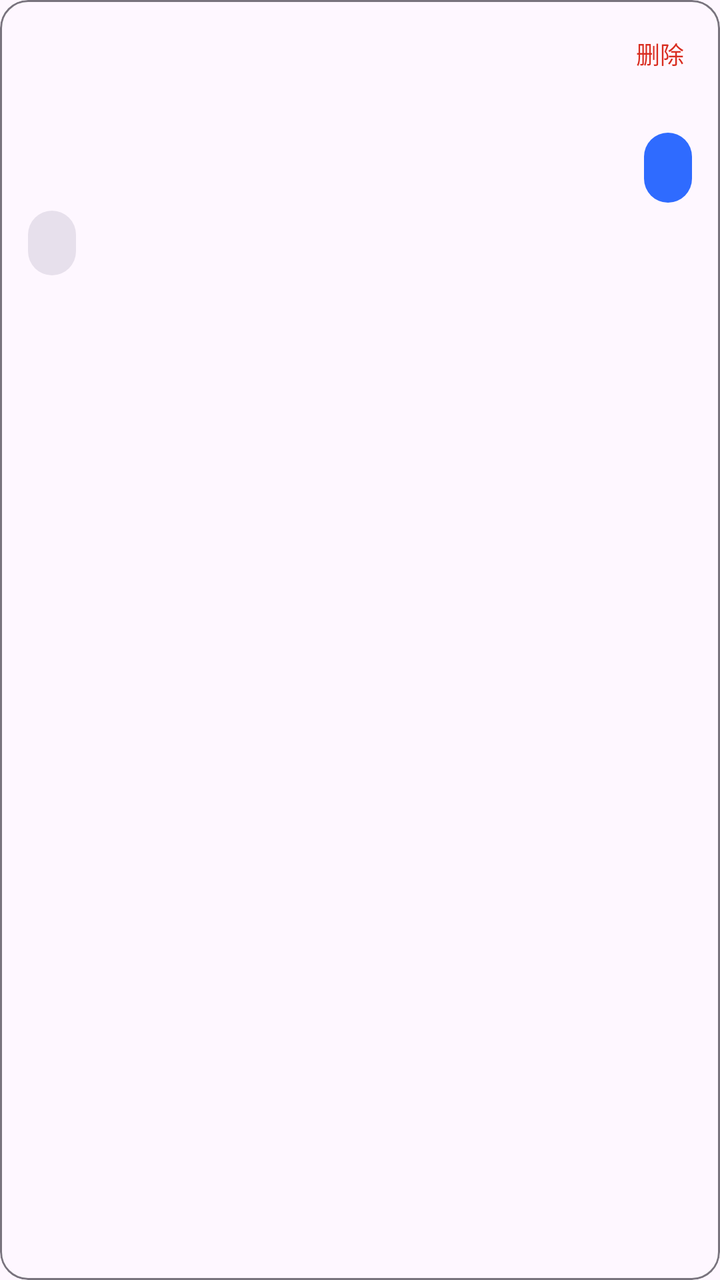
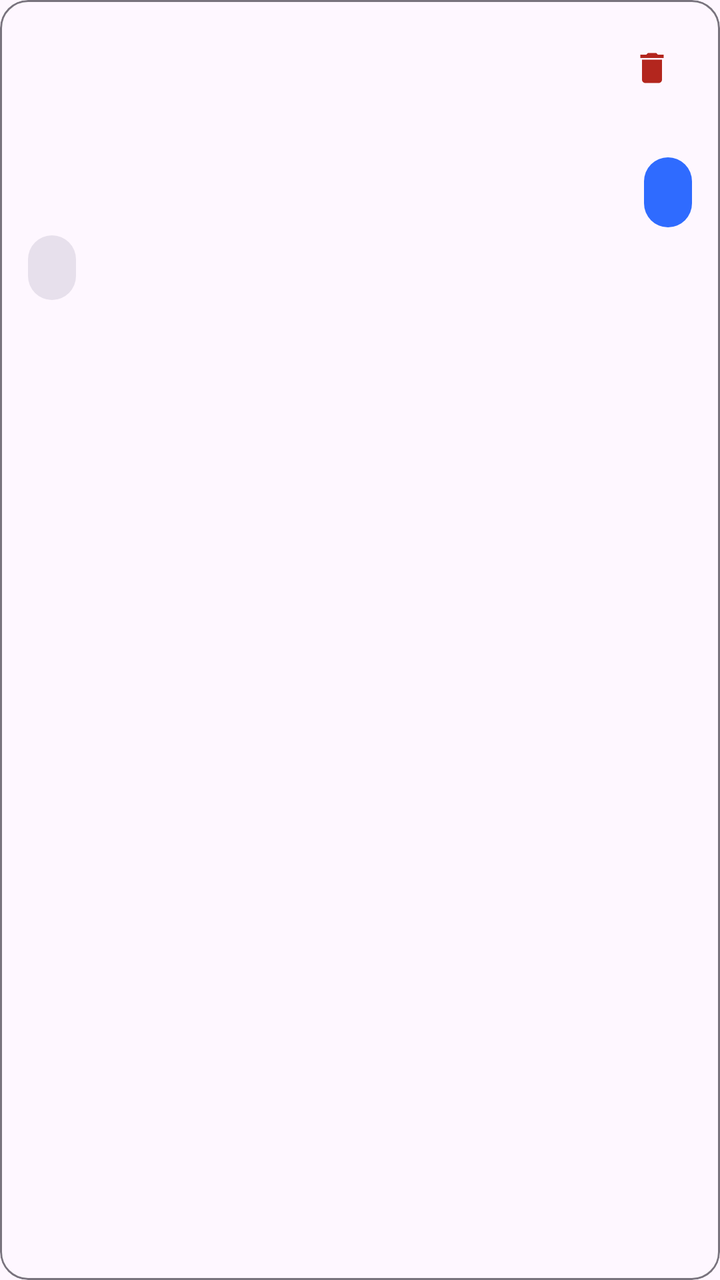

The first picture is an Android layout as it rendered before a commit; the second is the same layout after the commit. The layout source and the unified diff follow.
<!-- AndroidManifest.xml: application theme Theme.ScreenMemory -->
<!-- res/layout/item_history.xml -->
<?xml version="1.0" encoding="utf-8"?>
<com.google.android.material.card.MaterialCardView xmlns:android="http://schemas.android.com/apk/res/android"
    xmlns:app="http://schemas.android.com/apk/res-auto"
    android:layout_width="match_parent"
    android:layout_height="wrap_content"
    android:layout_marginTop="8dp"
    android:layout_marginBottom="16dp"
    android:clickable="true"
    android:focusable="true"
    android:foreground="?attr/selectableItemBackground"
    app:cardCornerRadius="14dp"
    app:cardElevation="0dp"
    app:strokeColor="?attr/colorOutline"
    app:strokeWidth="1dp">

    <LinearLayout
        android:layout_width="match_parent"
        android:layout_height="wrap_content"
        android:orientation="vertical"
        android:padding="14dp">

        <LinearLayout
            android:layout_width="match_parent"
            android:layout_height="wrap_content"
            android:gravity="center_vertical"
            android:orientation="horizontal">

            <TextView
                android:id="@+id/tvItemTitle"
                android:layout_width="0dp"
                android:layout_height="wrap_content"
                android:layout_weight="1"
                android:ellipsize="end"
                android:maxLines="1"
                android:textColor="?android:attr/textColorPrimary"
                android:textSize="16sp"
                android:textStyle="bold" />

            <TextView
                android:id="@+id/tvItemDelete"
                android:layout_width="wrap_content"
                android:layout_height="wrap_content"
                android:layout_marginStart="10dp"
                android:background="?attr/selectableItemBackgroundBorderless"
                android:clickable="true"
                android:contentDescription="删除这段对话"
                android:focusable="true"
                android:paddingStart="8dp"
                android:paddingTop="4dp"
                android:paddingEnd="4dp"
                android:paddingBottom="6dp"
                android:text="删除"
                android:textColor="#D92D20"
                android:textSize="12sp" />
        </LinearLayout>

        <TextView
            android:id="@+id/tvItemMeta"
            android:layout_width="match_parent"
            android:layout_height="wrap_content"
            android:layout_marginTop="4dp"
            android:textColor="?android:attr/textColorSecondary"
            android:textSize="11sp" />

        <LinearLayout
            android:layout_width="match_parent"
            android:layout_height="wrap_content"
            android:layout_marginTop="6dp"
            android:gravity="end"
            android:orientation="horizontal">

            <TextView
                android:id="@+id/tvItemQuestion"
                android:layout_width="wrap_content"
                android:layout_height="wrap_content"
                android:background="@drawable/bg_chat_user"
                android:ellipsize="end"
                android:maxLines="2"
                android:maxWidth="286dp"
                android:paddingStart="12dp"
                android:paddingTop="8dp"
                android:paddingEnd="12dp"
                android:paddingBottom="8dp"
                android:textColor="?attr/colorOnPrimary"
                android:textSize="14sp" />
        </LinearLayout>

        <LinearLayout
            android:layout_width="match_parent"
            android:layout_height="wrap_content"
            android:layout_marginTop="4dp"
            android:gravity="start"
            android:orientation="horizontal">

            <TextView
                android:id="@+id/tvItemAnswer"
                android:layout_width="wrap_content"
                android:layout_height="wrap_content"
                android:background="@drawable/bg_chat_ai"
                android:ellipsize="end"
                android:lineSpacingExtra="2dp"
                android:maxLines="2"
                android:maxWidth="286dp"
                android:paddingStart="12dp"
                android:paddingTop="8dp"
                android:paddingEnd="12dp"
                android:paddingBottom="8dp"
                android:textColor="?android:attr/textColorPrimary"
                android:textSize="12sp" />
        </LinearLayout>
    </LinearLayout>
</com.google.android.material.card.MaterialCardView>
<!-- resources referenced by this layout -->
<resources>
  <!-- drawable bg_chat_ai (drawable) -->
  <?xml version="1.0" encoding="utf-8"?>
  <shape xmlns:android="http://schemas.android.com/apk/res/android"
      android:shape="rectangle">
      <solid android:color="?attr/colorSurfaceVariant" />
      <corners android:radius="18dp" />
  </shape>
  <!-- drawable bg_chat_user (drawable) -->
  <?xml version="1.0" encoding="utf-8"?>
  <shape xmlns:android="http://schemas.android.com/apk/res/android"
      android:shape="rectangle">
      <solid android:color="?attr/colorPrimary" />
      <corners android:radius="18dp" />
  </shape>
  <style name="Theme.ScreenMemory" parent="Theme.Material3.DayNight.NoActionBar">
          <item name="colorPrimary">#FF2F6BFF</item>
          <item name="colorOnPrimary">#FFFFFFFF</item>
          <item name="colorPrimaryContainer">#FFE8EFFF</item>
          <item name="colorOnPrimaryContainer">#FF12131A</item>
          <item name="android:statusBarColor">@android:color/transparent</item>
          <item name="android:windowLightStatusBar">true</item>
      </style>
</resources>

<!-- the commit's change to res/layout/item_history.xml (unified diff, before → after) -->
@@ -36,22 +36,19 @@
                 android:textSize="16sp"
                 android:textStyle="bold" />
 
-            <TextView
-                android:id="@+id/tvItemDelete"
-                android:layout_width="wrap_content"
-                android:layout_height="wrap_content"
-                android:layout_marginStart="10dp"
+            <ImageView
+                android:id="@+id/ivItemDelete"
+                android:layout_width="40dp"
+                android:layout_height="40dp"
+                android:layout_marginStart="4dp"
                 android:background="?attr/selectableItemBackgroundBorderless"
                 android:clickable="true"
                 android:contentDescription="删除这段对话"
                 android:focusable="true"
-                android:paddingStart="8dp"
-                android:paddingTop="4dp"
-                android:paddingEnd="4dp"
-                android:paddingBottom="6dp"
-                android:text="删除"
-                android:textColor="#D92D20"
-                android:textSize="12sp" />
+                android:padding="10dp"
+                android:scaleType="centerInside"
+                android:src="@drawable/ic_delete"
+                app:tint="?attr/colorError" />
         </LinearLayout>
 
         <TextView
<!-- resource entries referenced after the edit -->
@@ -14,6 +14,17 @@
       <solid android:color="?attr/colorPrimary" />
       <corners android:radius="18dp" />
   </shape>
+  <!-- drawable ic_delete (drawable) -->
+  <?xml version="1.0" encoding="utf-8"?>
+  <vector xmlns:android="http://schemas.android.com/apk/res/android"
+      android:width="24dp"
+      android:height="24dp"
+      android:viewportWidth="24"
+      android:viewportHeight="24">
+      <path
+          android:fillColor="#FFFFFFFF"
+          android:pathData="M6,19c0,1.1 0.9,2 2,2h8c1.1,0 2,-0.9 2,-2V7H6v12zM19,4h-3.5l-1,-1h-5l-1,1H5v2h14V4z" />
+  </vector>
   <style name="Theme.ScreenMemory" parent="Theme.Material3.DayNight.NoActionBar">
           <item name="colorPrimary">#FF2F6BFF</item>
           <item name="colorOnPrimary">#FFFFFFFF</item>
